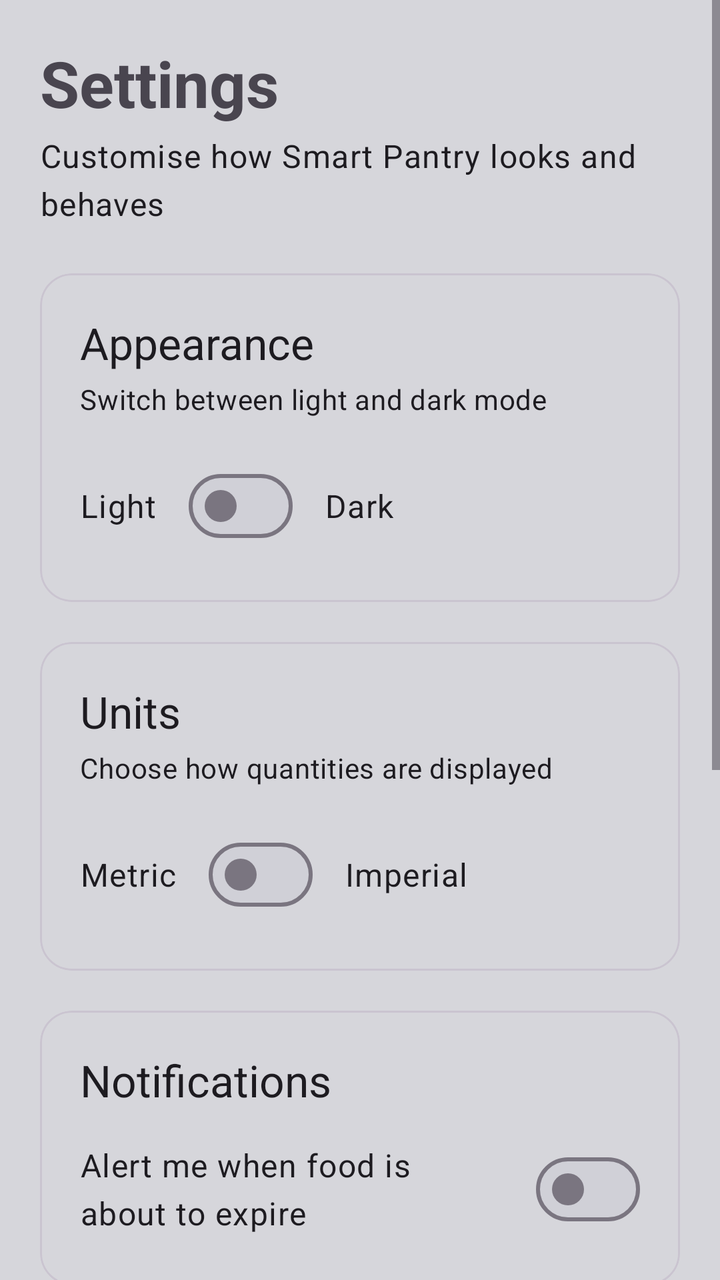
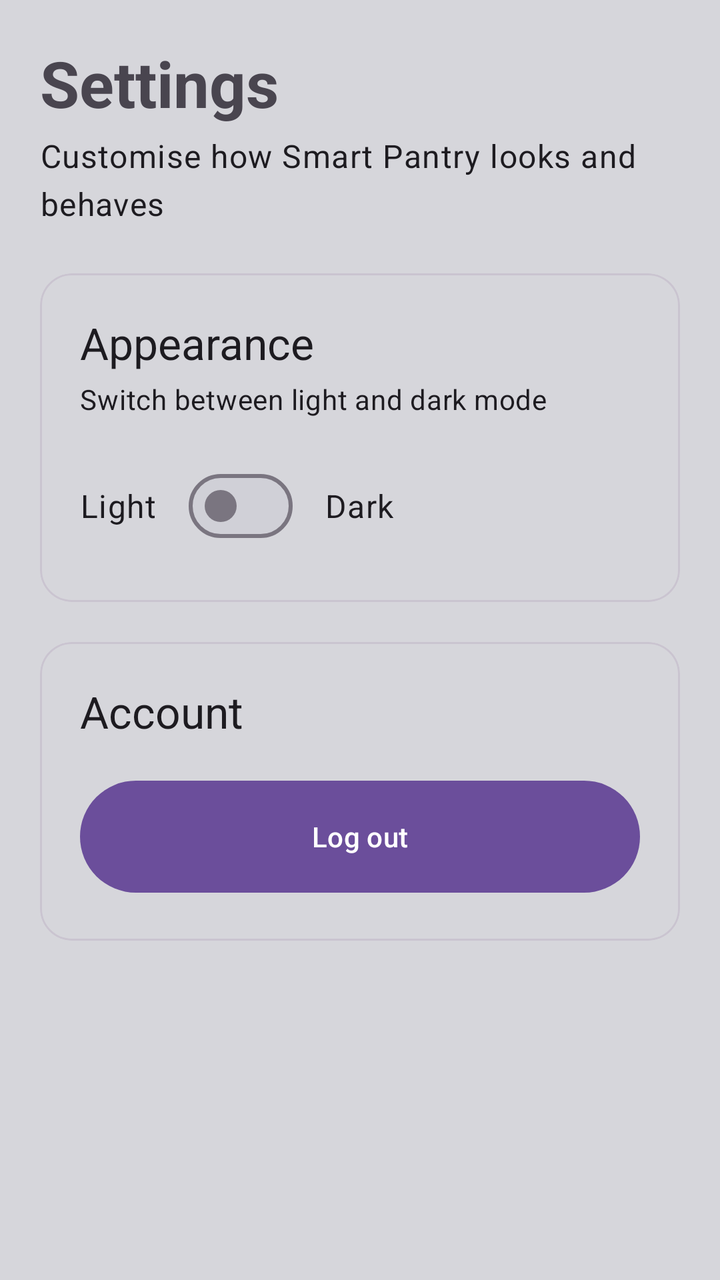

The first picture is an Android layout as it rendered before a commit; the second is the same layout after the commit. The layout source and the unified diff follow.
<!-- AndroidManifest.xml: application theme Theme.MyApplication -->
<!-- res/layout/fragment_setting_screen.xml -->
<?xml version="1.0" encoding="utf-8"?>
<ScrollView xmlns:android="http://schemas.android.com/apk/res/android"
    xmlns:app="http://schemas.android.com/apk/res-auto"
    xmlns:tools="http://schemas.android.com/tools"
    android:layout_width="match_parent"
    android:layout_height="match_parent"
    android:fillViewport="true"
    tools:context=".SettingScreen">

    <LinearLayout
        android:layout_width="match_parent"
        android:layout_height="wrap_content"
        android:orientation="vertical"
        android:padding="20dp">

        <TextView
            android:layout_width="match_parent"
            android:layout_height="wrap_content"
            android:text="@string/settings_title"
            android:textAppearance="?attr/textAppearanceHeadlineLarge"
            android:textStyle="bold" />

        <TextView
            android:layout_width="match_parent"
            android:layout_height="wrap_content"
            android:layout_marginTop="4dp"
            android:layout_marginBottom="24dp"
            android:text="@string/settings_subtitle"
            android:textAppearance="?attr/textAppearanceBodyLarge" />

        <com.google.android.material.card.MaterialCardView
            android:layout_width="match_parent"
            android:layout_height="wrap_content"
            android:layout_marginBottom="20dp"
            app:cardCornerRadius="16dp"
            app:contentPadding="20dp">

            <LinearLayout
                android:layout_width="match_parent"
                android:layout_height="wrap_content"
                android:orientation="vertical">

                <TextView
                    android:layout_width="match_parent"
                    android:layout_height="wrap_content"
                    android:text="@string/settings_appearance"
                    android:textAppearance="?attr/textAppearanceTitleLarge" />

                <TextView
                    android:layout_width="match_parent"
                    android:layout_height="wrap_content"
                    android:layout_marginTop="4dp"
                    android:text="@string/settings_appearance_desc"
                    android:textAppearance="?attr/textAppearanceBodyMedium" />

                <LinearLayout
                    android:layout_width="match_parent"
                    android:layout_height="wrap_content"
                    android:layout_marginTop="16dp"
                    android:gravity="center_vertical"
                    android:minHeight="56dp"
                    android:orientation="horizontal">

                    <TextView
                        android:layout_width="wrap_content"
                        android:layout_height="wrap_content"
                        android:text="@string/settings_light"
                        android:textAppearance="?attr/textAppearanceBodyLarge" />

                    <com.google.android.material.materialswitch.MaterialSwitch
                        android:id="@+id/switch_dark_mode"
                        android:layout_width="wrap_content"
                        android:layout_height="wrap_content"
                        android:layout_marginStart="16dp"
                        android:layout_marginEnd="16dp"
                        android:contentDescription="@string/settings_appearance" />

                    <TextView
                        android:layout_width="wrap_content"
                        android:layout_height="wrap_content"
                        android:text="@string/settings_dark"
                        android:textAppearance="?attr/textAppearanceBodyLarge" />
                </LinearLayout>
            </LinearLayout>
        </com.google.android.material.card.MaterialCardView>

        <com.google.android.material.card.MaterialCardView
            android:layout_width="match_parent"
            android:layout_height="wrap_content"
            android:layout_marginBottom="20dp"
            app:cardCornerRadius="16dp"
            app:contentPadding="20dp">

            <LinearLayout
                android:layout_width="match_parent"
                android:layout_height="wrap_content"
                android:orientation="vertical">

                <TextView
                    android:layout_width="match_parent"
                    android:layout_height="wrap_content"
                    android:text="@string/settings_units"
                    android:textAppearance="?attr/textAppearanceTitleLarge" />

                <TextView
                    android:layout_width="match_parent"
                    android:layout_height="wrap_content"
                    android:layout_marginTop="4dp"
                    android:text="@string/settings_units_desc"
                    android:textAppearance="?attr/textAppearanceBodyMedium" />

                <LinearLayout
                    android:layout_width="match_parent"
                    android:layout_height="wrap_content"
                    android:layout_marginTop="16dp"
                    android:gravity="center_vertical"
                    android:minHeight="56dp"
                    android:orientation="horizontal">

                    <TextView
                        android:layout_width="wrap_content"
                        android:layout_height="wrap_content"
                        android:text="@string/settings_metric"
                        android:textAppearance="?attr/textAppearanceBodyLarge" />

                    <com.google.android.material.materialswitch.MaterialSwitch
                        android:id="@+id/switch_units"
                        android:layout_width="wrap_content"
                        android:layout_height="wrap_content"
                        android:layout_marginStart="16dp"
                        android:layout_marginEnd="16dp"
                        android:contentDescription="@string/settings_units" />

                    <TextView
                        android:layout_width="wrap_content"
                        android:layout_height="wrap_content"
                        android:text="@string/settings_imperial"
                        android:textAppearance="?attr/textAppearanceBodyLarge" />
                </LinearLayout>
            </LinearLayout>
        </com.google.android.material.card.MaterialCardView>

        <com.google.android.material.card.MaterialCardView
            android:layout_width="match_parent"
            android:layout_height="wrap_content"
            android:layout_marginBottom="20dp"
            app:cardCornerRadius="16dp"
            app:contentPadding="20dp">

            <LinearLayout
                android:layout_width="match_parent"
                android:layout_height="wrap_content"
                android:orientation="vertical">

                <TextView
                    android:layout_width="match_parent"
                    android:layout_height="wrap_content"
                    android:text="@string/settings_notifications"
                    android:textAppearance="?attr/textAppearanceTitleLarge" />

                <LinearLayout
                    android:layout_width="match_parent"
                    android:layout_height="wrap_content"
                    android:layout_marginTop="12dp"
                    android:gravity="center_vertical"
                    android:minHeight="56dp"
                    android:orientation="horizontal">

                    <TextView
                        android:layout_width="0dp"
                        android:layout_height="wrap_content"
                        android:layout_weight="1"
                        android:text="@string/settings_expiry_alerts_desc"
                        android:textAppearance="?attr/textAppearanceBodyLarge" />

                    <com.google.android.material.materialswitch.MaterialSwitch
                        android:id="@+id/switch_expiry_alerts"
                        android:layout_width="wrap_content"
                        android:layout_height="wrap_content"
                        android:layout_marginStart="16dp"
                        android:contentDescription="@string/settings_notifications" />
                </LinearLayout>
            </LinearLayout>
        </com.google.android.material.card.MaterialCardView>

        <com.google.android.material.card.MaterialCardView
            android:layout_width="match_parent"
            android:layout_height="wrap_content"
            android:layout_marginBottom="20dp"
            app:cardCornerRadius="16dp"
            app:contentPadding="20dp">

            <LinearLayout
                android:layout_width="match_parent"
                android:layout_height="wrap_content"
                android:orientation="vertical">

                <TextView
                    android:layout_width="match_parent"
                    android:layout_height="wrap_content"
                    android:text="@string/settings_data"
                    android:textAppearance="?attr/textAppearanceTitleLarge" />

                <TextView
                    android:layout_width="match_parent"
                    android:layout_height="wrap_content"
                    android:layout_marginTop="4dp"
                    android:text="@string/settings_import_desc"
                    android:textAppearance="?attr/textAppearanceBodyMedium" />

                <Button
                    android:id="@+id/button_import_csv"
                    android:layout_width="match_parent"
                    android:layout_height="64dp"
                    android:layout_marginTop="16dp"
                    android:text="@string/settings_import_csv" />
            </LinearLayout>
        </com.google.android.material.card.MaterialCardView>

        <com.google.android.material.card.MaterialCardView
            android:layout_width="match_parent"
            android:layout_height="wrap_content"
            android:layout_marginBottom="20dp"
            app:cardCornerRadius="16dp"
            app:contentPadding="20dp">

            <LinearLayout
                android:layout_width="match_parent"
                android:layout_height="wrap_content"
                android:orientation="vertical">

                <TextView
                    android:layout_width="match_parent"
                    android:layout_height="wrap_content"
                    android:text="@string/settings_account"
                    android:textAppearance="?attr/textAppearanceTitleLarge" />

                <Button
                    android:id="@+id/button_logout"
                    android:layout_width="match_parent"
                    android:layout_height="64dp"
                    android:layout_marginTop="16dp"
                    android:text="@string/settings_logout" />
            </LinearLayout>
        </com.google.android.material.card.MaterialCardView>

    </LinearLayout>
</ScrollView>
<!-- resources referenced by this layout -->
<resources>
  <string name="settings_account">Account</string>
  <string name="settings_appearance">Appearance</string>
  <string name="settings_appearance_desc">Switch between light and dark mode</string>
  <string name="settings_dark">Dark</string>
  <string name="settings_data">Data</string>
  <string name="settings_expiry_alerts_desc">Alert me when food is about to expire</string>
  <string name="settings_imperial">Imperial</string>
  <string name="settings_import_csv">Import CSV</string>
  <string name="settings_import_desc">Import recipes or ingredients from a CSV file</string>
  <string name="settings_light">Light</string>
  <string name="settings_logout">Log out</string>
  <string name="settings_metric">Metric</string>
  <string name="settings_notifications">Notifications</string>
  <string name="settings_subtitle">Customise how Smart Pantry looks and behaves</string>
  <string name="settings_title">Settings</string>
  <string name="settings_units">Units</string>
  <string name="settings_units_desc">Choose how quantities are displayed</string>
  <style name="Theme.MyApplication" parent="Base.Theme.MyApplication" />
  <style name="Base.Theme.MyApplication" parent="Theme.Material3.DayNight.NoActionBar">
          <item name="colorPrimary">#6B4E9B</item>
          <item name="colorOnPrimary">#FFFFFF</item>
          <item name="colorPrimaryContainer">#E3D7F4</item>
          <item name="colorOnPrimaryContainer">#2A1750</item>
          <item name="colorSecondary">#7D6A9E</item>
          <item name="colorOnSecondary">#FFFFFF</item>
          <item name="colorSecondaryContainer">#CDBBE6</item>
          <item name="colorOnSecondaryContainer">#2A1750</item>
  
          <item name="android:colorBackground">#D6D6DB</item>
          <item name="colorSurface">#D6D6DB</item>
          <item name="colorOnSurface">#1F1B24</item>
          <item name="colorOnSurfaceVariant">#4A4551</item>
          <item name="colorSurfaceContainerLow">#E8E8EC</item>
          <item name="colorSurfaceContainer">#E2E2E7</item>
          <item name="colorSurfaceContainerHigh">#DCDCE2</item>
          <item name="colorSurfaceContainerHighest">#D0D0D7</item>
          <item name="colorOutline">#7A7580</item>
      </style>
</resources>

<!-- the commit's change to res/layout/fragment_setting_screen.xml (unified diff, before → after) -->
@@ -99,139 +99,6 @@
                 <TextView
                     android:layout_width="match_parent"
                     android:layout_height="wrap_content"
-                    android:text="@string/settings_units"
-                    android:textAppearance="?attr/textAppearanceTitleLarge" />
-
-                <TextView
-                    android:layout_width="match_parent"
-                    android:layout_height="wrap_content"
-                    android:layout_marginTop="4dp"
-                    android:text="@string/settings_units_desc"
-                    android:textAppearance="?attr/textAppearanceBodyMedium" />
-
-                <LinearLayout
-                    android:layout_width="match_parent"
-                    android:layout_height="wrap_content"
-                    android:layout_marginTop="16dp"
-                    android:gravity="center_vertical"
-                    android:minHeight="56dp"
-                    android:orientation="horizontal">
-
-                    <TextView
-                        android:layout_width="wrap_content"
-                        android:layout_height="wrap_content"
-                        android:text="@string/settings_metric"
-                        android:textAppearance="?attr/textAppearanceBodyLarge" />
-
-                    <com.google.android.material.materialswitch.MaterialSwitch
-                        android:id="@+id/switch_units"
-                        android:layout_width="wrap_content"
-                        android:layout_height="wrap_content"
-                        android:layout_marginStart="16dp"
-                        android:layout_marginEnd="16dp"
-                        android:contentDescription="@string/settings_units" />
-
-                    <TextView
-                        android:layout_width="wrap_content"
-                        android:layout_height="wrap_content"
-                        android:text="@string/settings_imperial"
-                        android:textAppearance="?attr/textAppearanceBodyLarge" />
-                </LinearLayout>
-            </LinearLayout>
-        </com.google.android.material.card.MaterialCardView>
-
-        <com.google.android.material.card.MaterialCardView
-            android:layout_width="match_parent"
-            android:layout_height="wrap_content"
-            android:layout_marginBottom="20dp"
-            app:cardCornerRadius="16dp"
-            app:contentPadding="20dp">
-
-            <LinearLayout
-                android:layout_width="match_parent"
-                android:layout_height="wrap_content"
-                android:orientation="vertical">
-
-                <TextView
-                    android:layout_width="match_parent"
-                    android:layout_height="wrap_content"
-                    android:text="@string/settings_notifications"
-                    android:textAppearance="?attr/textAppearanceTitleLarge" />
-
-                <LinearLayout
-                    android:layout_width="match_parent"
-                    android:layout_height="wrap_content"
-                    android:layout_marginTop="12dp"
-                    android:gravity="center_vertical"
-                    android:minHeight="56dp"
-                    android:orientation="horizontal">
-
-                    <TextView
-                        android:layout_width="0dp"
-                        android:layout_height="wrap_content"
-                        android:layout_weight="1"
-                        android:text="@string/settings_expiry_alerts_desc"
-                        android:textAppearance="?attr/textAppearanceBodyLarge" />
-
-                    <com.google.android.material.materialswitch.MaterialSwitch
-                        android:id="@+id/switch_expiry_alerts"
-                        android:layout_width="wrap_content"
-                        android:layout_height="wrap_content"
-                        android:layout_marginStart="16dp"
-                        android:contentDescription="@string/settings_notifications" />
-                </LinearLayout>
-            </LinearLayout>
-        </com.google.android.material.card.MaterialCardView>
-
-        <com.google.android.material.card.MaterialCardView
-            android:layout_width="match_parent"
-            android:layout_height="wrap_content"
-            android:layout_marginBottom="20dp"
-            app:cardCornerRadius="16dp"
-            app:contentPadding="20dp">
-
-            <LinearLayout
-                android:layout_width="match_parent"
-                android:layout_height="wrap_content"
-                android:orientation="vertical">
-
-                <TextView
-                    android:layout_width="match_parent"
-                    android:layout_height="wrap_content"
-                    android:text="@string/settings_data"
-                    android:textAppearance="?attr/textAppearanceTitleLarge" />
-
-                <TextView
-                    android:layout_width="match_parent"
-                    android:layout_height="wrap_content"
-                    android:layout_marginTop="4dp"
-                    android:text="@string/settings_import_desc"
-                    android:textAppearance="?attr/textAppearanceBodyMedium" />
-
-                <Button
-                    android:id="@+id/button_import_csv"
-                    android:layout_width="match_parent"
-                    android:layout_height="64dp"
-                    android:layout_marginTop="16dp"
-                    android:text="@string/settings_import_csv" />
-            </LinearLayout>
-        </com.google.android.material.card.MaterialCardView>
-
-        <com.google.android.material.card.MaterialCardView
-            android:layout_width="match_parent"
-            android:layout_height="wrap_content"
-            android:layout_marginBottom="20dp"
-            app:cardCornerRadius="16dp"
-            app:contentPadding="20dp">
-
-            <LinearLayout
-                android:layout_width="match_parent"
-                android:layout_height="wrap_content"
-                android:orientation="vertical">
-
-                <TextView
-                    android:layout_width="match_parent"
-                    android:layout_height="wrap_content"
                     android:text="@string/settings_account"
                     android:textAppearance="?attr/textAppearanceTitleLarge" />
 
<!-- resource entries referenced after the edit -->
@@ -4,19 +4,10 @@
   <string name="settings_appearance">Appearance</string>
   <string name="settings_appearance_desc">Switch between light and dark mode</string>
   <string name="settings_dark">Dark</string>
-  <string name="settings_data">Data</string>
-  <string name="settings_expiry_alerts_desc">Alert me when food is about to expire</string>
-  <string name="settings_imperial">Imperial</string>
-  <string name="settings_import_csv">Import CSV</string>
-  <string name="settings_import_desc">Import recipes or ingredients from a CSV file</string>
   <string name="settings_light">Light</string>
   <string name="settings_logout">Log out</string>
-  <string name="settings_metric">Metric</string>
-  <string name="settings_notifications">Notifications</string>
   <string name="settings_subtitle">Customise how Smart Pantry looks and behaves</string>
   <string name="settings_title">Settings</string>
-  <string name="settings_units">Units</string>
-  <string name="settings_units_desc">Choose how quantities are displayed</string>
   <style name="Theme.MyApplication" parent="Base.Theme.MyApplication" />
   <style name="Base.Theme.MyApplication" parent="Theme.Material3.DayNight.NoActionBar">
           <item name="colorPrimary">#6B4E9B</item>
